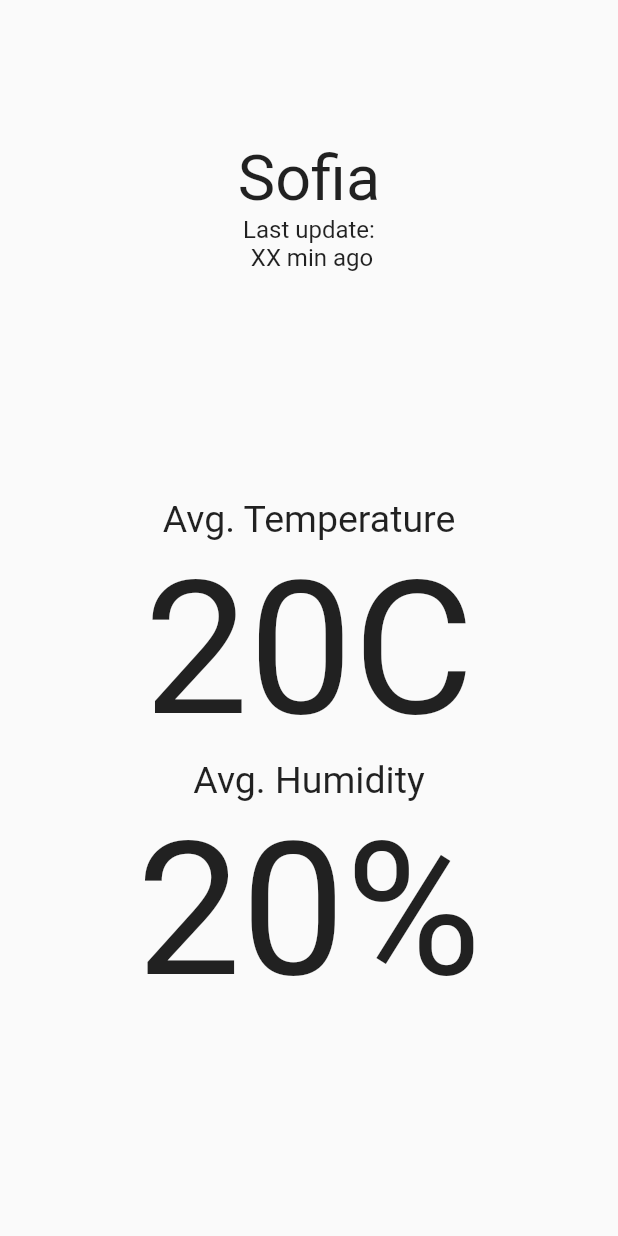
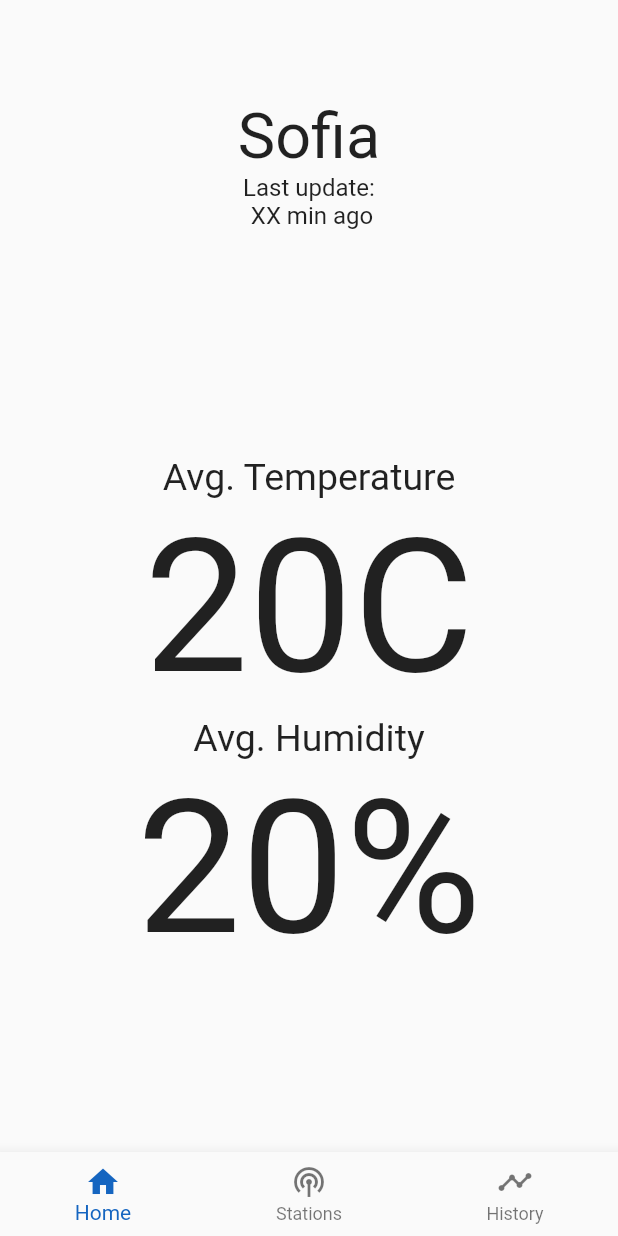
Before and after one commit to NikolaTotev/LoRa_Sensor_Network, a Flutter app: the screen it shows after launch, on a phone screen of 412 x 824 dp. Run offline on Flutter 3.47's test engine with Material 2 defaults, Android fonts, the light colour scheme and no system bars.

Commit message:
Update main.dart

```diff
--- a/Flutter_Client/lora_flutter_client/lib/main.dart
+++ b/Flutter_Client/lora_flutter_client/lib/main.dart
@@ -25,92 +25,61 @@
         // is not restarted.
         primarySwatch: Colors.blue,
       ),
-      home: Homepage()
+      home: MyStatefulWidget()
     );
   }
 }
 
-class MyHomePage extends StatefulWidget {
-  const MyHomePage({Key? key, required this.title}) : super(key: key);
 
-  // This widget is the home page of your application. It is stateful, meaning
-  // that it has a State object (defined below) that contains fields that affect
-  // how it looks.
-
-  // This class is the configuration for the state. It holds the values (in this
-  // case the title) provided by the parent (in this case the App widget) and
-  // used by the build method of the State. Fields in a Widget subclass are
-  // always marked "final".
-
-  final String title;
+class MyStatefulWidget extends StatefulWidget {
+  const MyStatefulWidget({Key? key}) : super(key: key);
 
   @override
-  State<MyHomePage> createState() => _MyHomePageState();
+  State<MyStatefulWidget> createState() => _MyStatefulWidgetState();
 }
 
-class _MyHomePageState extends State<MyHomePage> {
-  int _counter = 0;
+class _MyStatefulWidgetState extends State<MyStatefulWidget> {
+  int _selectedIndex = 0;
+  static const TextStyle optionStyle =
+  TextStyle(fontSize: 30, fontWeight: FontWeight.bold);
+  List<Widget> _widgetOptions = <Widget>[
+    Homepage(),
+    Homepage(),
+    Homepage()
+  ];
 
-  void _incrementCounter() {
+  void _onItemTapped(int index) {
     setState(() {
-      // This call to setState tells the Flutter framework that something has
-      // changed in this State, which causes it to rerun the build method below
-      // so that the display can reflect the updated values. If we changed
-      // _counter without calling setState(), then the build method would not be
-      // called again, and so nothing would appear to happen.
-      _counter++;
+      _selectedIndex = index;
     });
   }
 
   @override
   Widget build(BuildContext context) {
-    // This method is rerun every time setState is called, for instance as done
-    // by the _incrementCounter method above.
-    //
-    // The Flutter framework has been optimized to make rerunning build methods
-    // fast, so that you can just rebuild anything that needs updating rather
-    // than having to individually change instances of widgets.
     return Scaffold(
-      appBar: AppBar(
-        // Here we take the value from the MyHomePage object that was created by
-        // the App.build method, and use it to set our appbar title.
-        title: Text(widget.title),
+
+      body: Center(
+        child: _widgetOptions.elementAt(_selectedIndex),
       ),
-      body: Center(
-        // Center is a layout widget. It takes a single child and positions it
-        // in the middle of the parent.
-        child: Column(
-          // Column is also a layout widget. It takes a list of children and
-          // arranges them vertically. By default, it sizes itself to fit its
-          // children horizontally, and tries to be as tall as its parent.
-          //
-          // Invoke "debug painting" (press "p" in the console, choose the
-          // "Toggle Debug Paint" action from the Flutter Inspector in Android
-          // Studio, or the "Toggle Debug Paint" command in Visual Studio Code)
-          // to see the wireframe for each widget.
-          //
-          // Column has various properties to control how it sizes itself and
-          // how it positions its children. Here we use mainAxisAlignment to
-          // center the children vertically; the main axis here is the vertical
-          // axis because Columns are vertical (the cross axis would be
-          // horizontal).
-          mainAxisAlignment: MainAxisAlignment.center,
-          children: <Widget>[
-            const Text(
-              'You have pushed the button this many times:',
-            ),
-            Text(
-              '$_counter',
-              style: Theme.of(context).textTheme.headline4,
-            ),
-          ],
-        ),
+      bottomNavigationBar: BottomNavigationBar(
+        items: const <BottomNavigationBarItem>[
+          BottomNavigationBarItem(
+            icon: Icon(Icons.home),
+            label: 'Home',
+          ),
+          BottomNavigationBarItem(
+            icon: Icon(Icons.podcasts),
+            label: 'Stations',
+          ),
+          BottomNavigationBarItem(
+            icon: Icon(Icons.timeline),
+            label: 'History',
+          ),
+        ],
+        currentIndex: _selectedIndex,
+        selectedItemColor: Colors.blue[800],
+        onTap: _onItemTapped,
       ),
-      floatingActionButton: FloatingActionButton(
-        onPressed: _incrementCounter,
-        tooltip: 'Increment',
-        child: const Icon(Icons.add),
-      ), // This trailing comma makes auto-formatting nicer for build methods.
     );
   }
 }
```
